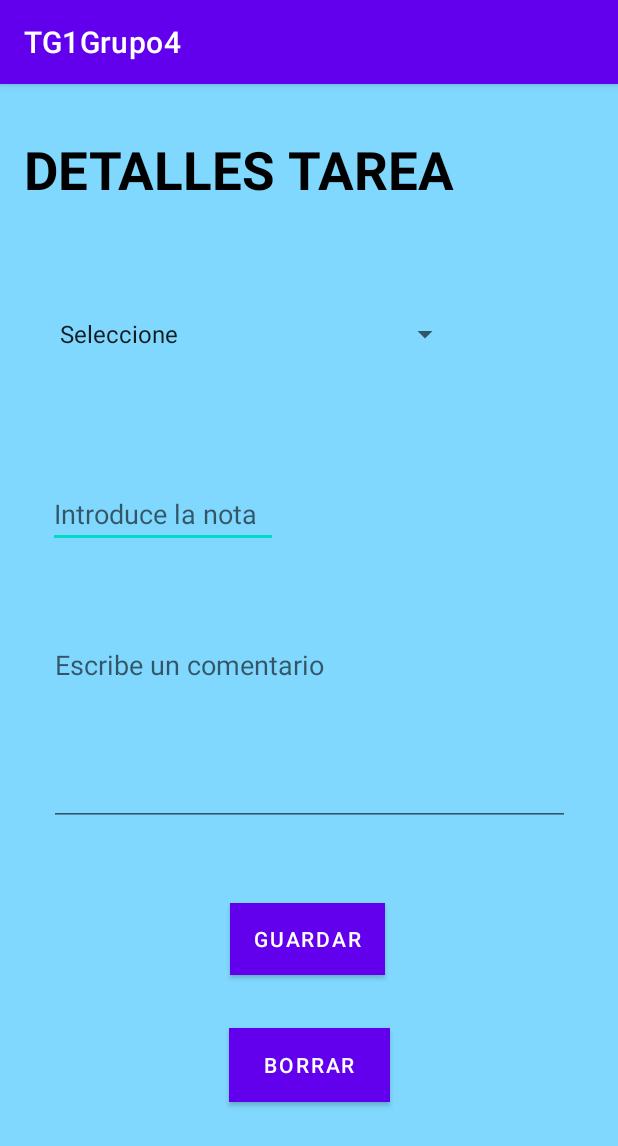
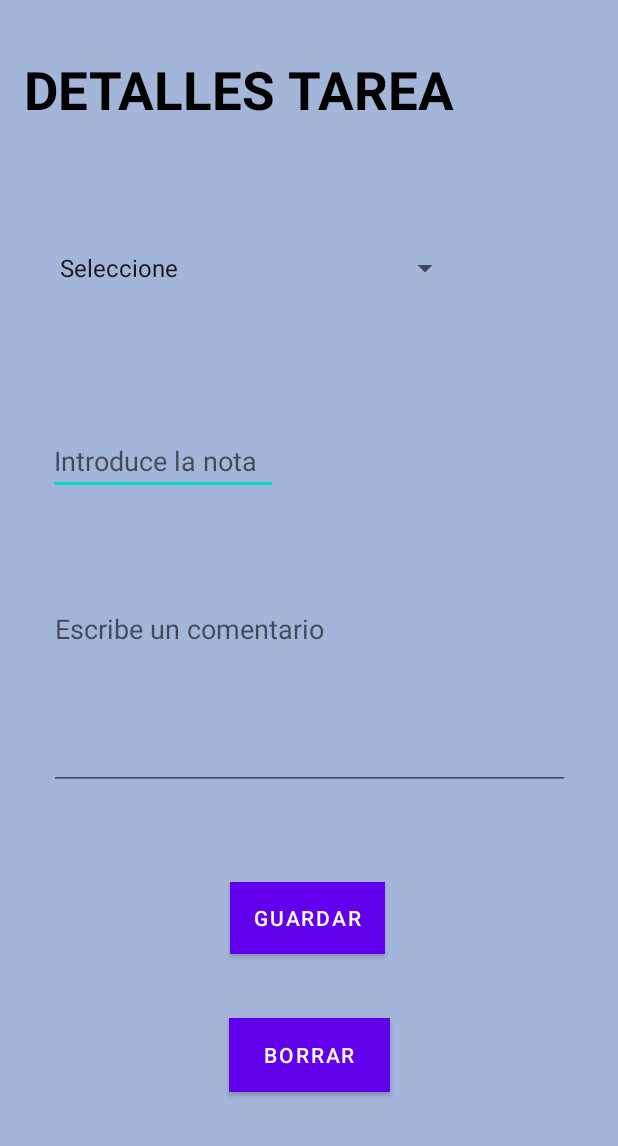
Before and after one commit to mlhzgz/TG1Grupo4, an Android app: the DetallesActivity screen opened directly, with no data from a screen before it, on a phone screen of 412 x 824 dp. Shown: the top 1146 px of the screen. Run offline under Robolectric (Android 15) with nearby library versions, the phone set to English and light mode, and no system bars; 2 statements that could not run were skipped.

Commit message:
cambio 2
quitar action bar
cambiar diseño
añadir progress bar
poner mismo color en barra de notificaciones

```diff
--- a/app/src/main/res/layout/activity_detalles.xml
+++ b/app/src/main/res/layout/activity_detalles.xml
@@ -4,7 +4,7 @@
     xmlns:tools="http://schemas.android.com/tools"
     android:layout_width="match_parent"
     android:layout_height="match_parent"
-    android:background="#80D8FF"
+    android:background="#A3B5D9"
     tools:context=".DetallesActivity">
 
     <TextView
@@ -66,7 +66,7 @@
         android:id="@+id/buttonBorrar"
         android:layout_width="107dp"
         android:layout_height="49dp"
-        android:background="#314C9E"
+        android:background="#375CA6"
         android:text="Borrar"
         app:layout_constraintBottom_toBottomOf="parent"
         app:layout_constraintEnd_toEndOf="parent"
@@ -78,7 +78,7 @@
         android:id="@+id/buttonGuardar"
         android:layout_width="wrap_content"
         android:layout_height="wrap_content"
-        android:background="#314C9E"
+        android:background="#375CA6"
         android:onClick="onclick"
         android:text="Guardar"
         app:layout_constraintBottom_toBottomOf="parent"
--- a/app/src/main/res/layout/activity_lista_trabajos.xml
+++ b/app/src/main/res/layout/activity_lista_trabajos.xml
@@ -5,7 +5,7 @@
     android:layout_width="match_parent"
     android:layout_height="match_parent"
     tools:context=".listaTrabajos"
-    android:background="#80D8FF">
+    android:background="#A3B5D9">
 
     <LinearLayout
         android:layout_width="match_parent"
--- a/app/src/main/res/values/themes.xml
+++ b/app/src/main/res/values/themes.xml
@@ -1,6 +1,6 @@
 <resources xmlns:tools="http://schemas.android.com/tools">
     <!-- Base application theme. -->
-    <style name="Theme.TG1Grupo4" parent="Theme.MaterialComponents.DayNight.DarkActionBar">
+    <style name="Theme.TG1Grupo4" parent="Theme.MaterialComponents.DayNight.NoActionBar">
         <!-- Primary brand color. -->
         <item name="colorPrimary">@color/purple_500</item>
         <item name="colorPrimaryVariant">@color/purple_700</item>
@@ -10,7 +10,7 @@
         <item name="colorSecondaryVariant">@color/teal_700</item>
         <item name="colorOnSecondary">@color/black</item>
         <!-- Status bar color. -->
-        <item name="android:statusBarColor">?attr/colorPrimaryVariant</item>
+        <item name="android:statusBarColor">#A3B5D9</item>
         <!-- Customize your theme here. -->
     </style>
 </resources>
```
Also changed, not shown: app/src/main/res/layout/activity_main.xml (+7 -1 lines).
